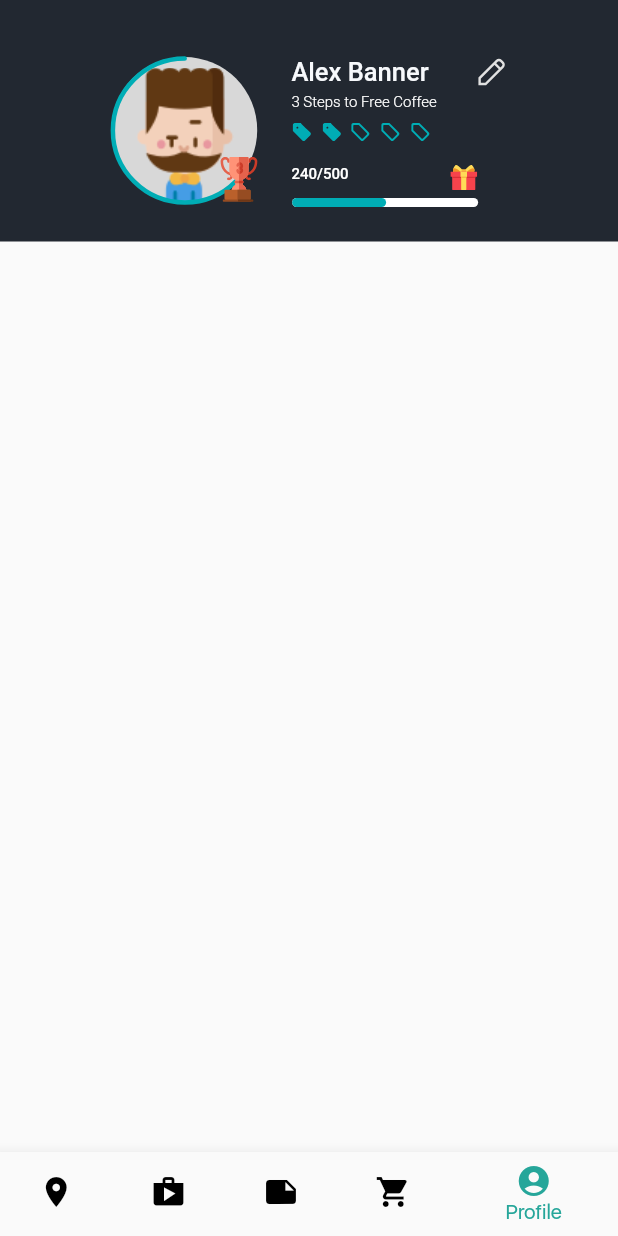
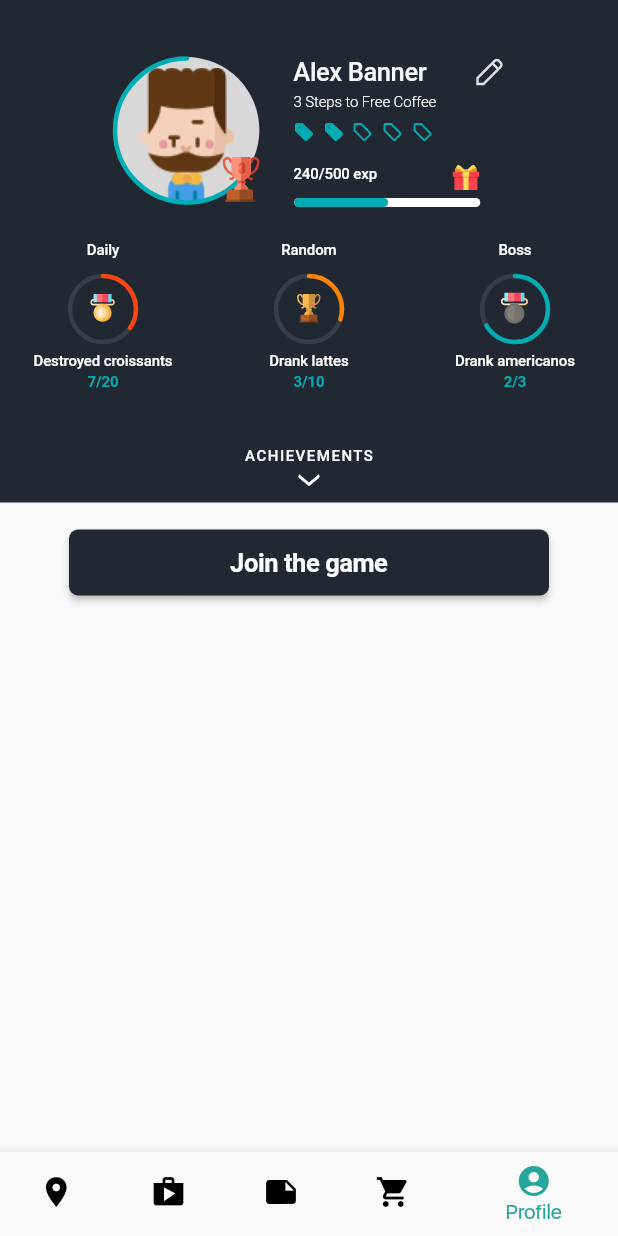
Before and after one commit to temyco/coffee-shop, a Flutter app: the screen it shows after launch, item 5 of the bottom bar chosen, on a phone screen of 412 x 824 dp. Run offline on Flutter 3.47's test engine with Material 2 defaults, Android fonts, the phone set to English and light mode, and no system bars; our stand-ins replace flutter_svg; Roboto replaces fonts that are missing (SFProText); project files that could hold a hidden picture were left out.

Commit message:
Profile screen: - added Achievements widget - added Join the game button

```diff
--- a/lib/presentation/profile_route.dart
+++ b/lib/presentation/profile_route.dart
@@ -8,6 +8,7 @@ import 'package:flutterapp/widgets/progress/arc_progress.dart';
 import 'package:flutterapp/widgets/text/protext_widget.dart';
 import 'package:flutterapp/resources/app_text_sizes.dart';
 import 'package:flutterapp/widgets/progress/linear_progress.dart';
+import 'package:flutterapp/widgets/achievement_widget.dart';
 
 class ProfileRoute extends StatefulWidget {
   @override
@@ -31,9 +32,14 @@ class _ProfileRouteState extends State<ProfileRoute> {
               SizedBox(height: 38),
               _UserProfileInfoWidget(),
               SizedBox(height: 20),
+              AchievementsWidget(),
+              SizedBox(height: 37),
+              ExpandAchievementsLabelWidget(),
+              SizedBox(height: 5)
             ],
           ),
         ),
+        JoinTheGameWidget(),
       ],
     );
   }
@@ -73,7 +79,7 @@ class _UserAvatarWidget extends StatelessWidget {
               startAngle: 45,
               endAngle: 225,
               strokeWidth: 3,
-              color: AppColors.colorBondiWaters),
+              arcColor: AppColors.colorBondiWaters),
           Align(
               child: SvgPicture.asset(AppImages.bronzeCup),
               alignment: Alignment.bottomRight),
@@ -91,7 +97,8 @@ class _UserNameAndStatisticWidget extends StatelessWidget {
 
   final double defaultMargin = 4;
   final double progressTextWidth = 124;
-  final double progressBarWidth = 118; //width is different just to align text and gift image with linear progress
+  final double progressBarWidth =
+      118; //width is different just to align text and gift image with linear progress
 
   _UserNameAndStatisticWidget(this.userName, this.stepsToFreeCoffee,
       this.currentExpProgress, this.totalExpProgress);
@@ -104,8 +111,12 @@ class _UserNameAndStatisticWidget extends StatelessWidget {
         Row(
           children: [
             SizedBox(width: defaultMargin),
-            ProTextWidget(userName, AppColors.colorLavender, AppTextSizes.s17,
-                FontWeight.w500),
+            ProTextWidget(
+                text: userName,
+                color: AppColors.colorLavender,
+                fontSize: AppTextSizes.s17,
+                fontWeight: FontWeight.w500,
+                letterSpacing: -0.26),
             SizedBox(width: 32),
             SvgPicture.asset(AppImages.edit)
           ],
@@ -114,12 +125,13 @@ class _UserNameAndStatisticWidget extends StatelessWidget {
           margin: EdgeInsets.only(
               left: defaultMargin, top: defaultMargin, bottom: defaultMargin),
           child: ProTextWidget(
-              stepsToFreeCoffee.toString() +
+              text: stepsToFreeCoffee.toString() +
                   " " +
                   AppMessages.stepsToFreeCoffee,
-              AppColors.colorWhite,
-              AppTextSizes.s10,
-              FontWeight.w300),
+              color: AppColors.colorWhite,
+              fontSize: AppTextSizes.s10,
+              fontWeight: FontWeight.w300,
+              letterSpacing: -0.08),
         ),
         _StepsToFreeCoffeeWidget(itemCount: 5, completedCount: 2),
         SizedBox(height: 12),
@@ -131,27 +143,29 @@ class _UserNameAndStatisticWidget extends StatelessWidget {
             mainAxisAlignment: MainAxisAlignment.spaceBetween,
             children: [
               ProTextWidget(
-                  currentExpProgress.toString() +
+                  text: currentExpProgress.toString() +
                       '/' +
-                      totalExpProgress.toString(),
-                  AppColors.colorWhite,
-                  AppTextSizes.s10,
-                  FontWeight.w500),
+                      totalExpProgress.toString() +
+                      ' ' +
+                      AppMessages.exp,
+                  color: AppColors.colorWhite,
+                  fontSize: AppTextSizes.s10,
+                  fontWeight: FontWeight.w500,
+                  letterSpacing: -0.08),
               SvgPicture.asset(AppImages.gift)
             ],
           ),
         ),
         Container(
-          margin: EdgeInsets.only(left: 7.5, top: 8), //magic number just to align text with linear progress
+            margin: EdgeInsets.only(left: 7.5, top: 8),
+            //magic number just to align text with linear progress
             width: progressBarWidth,
             child: LinearProgress(
                 width: progressBarWidth - defaultMargin,
                 height: 6,
                 currentProgress: currentExpProgress / totalExpProgress,
                 background: AppColors.colorWhite,
-              progress: AppColors.colorBondiWaters
-          )
-        )
+                progress: AppColors.colorBondiWaters))
       ],
     );
   }
@@ -178,3 +192,92 @@ class _StepsToFreeCoffeeWidget extends StatelessWidget {
     }
   }
 }
+
+class AchievementsWidget extends StatelessWidget {
+  @override
+  Widget build(BuildContext context) {
+    return Row(
+      children: [
+        Expanded(
+          child: AchievementWidget(
+              title: AppMessages.daily,
+              name: AppMessages.destroyedCroissants,
+              maxProgress: 20,
+              currentProgress: 7,
+              progressColor: AppColors.colorOrange,
+              icon: AppImages.goldMedal),
+          flex: 1,
+        ),
+        Expanded(
+          child: AchievementWidget(
+              title: AppMessages.random,
+              name: AppMessages.drankLattes,
+              maxProgress: 10,
+              currentProgress: 3,
+              progressColor: AppColors.colorTangerine,
+              icon: AppImages.goldCup),
+          flex: 1,
+        ),
+        Expanded(
+          child: AchievementWidget(
+              title: AppMessages.boss,
+              name: AppMessages.drankAmericanos,
+              maxProgress: 3,
+              currentProgress: 2,
+              progressColor: AppColors.colorBondiWaters,
+              icon: AppImages.silverMedal),
+          flex: 1,
+        ),
+      ],
+    );
+  }
+}
+
+class ExpandAchievementsLabelWidget extends StatelessWidget {
+  @override
+  Widget build(BuildContext context) {
+    return GestureDetector(
+      onTap: () => {
+        //TODO will be implemented later
+      },
+      child: Column(
+        children: [
+          ProTextWidget(
+              text: AppMessages.achievements.toUpperCase(),
+              color: AppColors.colorWhite,
+              fontSize: AppTextSizes.s10,
+              fontWeight: FontWeight.w500,
+              letterSpacing: 1.0),
+          SvgPicture.asset(AppImages.arrowDown)
+        ],
+      ),
+    );
+  }
+}
+
+class JoinTheGameWidget extends StatelessWidget {
+  @override
+  Widget build(BuildContext context) {
+    return Container(
+      padding: EdgeInsets.only(left: 46, top: 16, right: 46, bottom: 20),
+      child: MaterialButton(
+          onPressed: () => {
+            //TODO will be implemented later
+          },
+          textColor: AppColors.colorWhite,
+          color: AppColors.colorBlackGray,
+          height: 44,
+          shape: RoundedRectangleBorder(
+              borderRadius: BorderRadius.circular(6)
+          ),
+          child: ProTextWidget(
+            text: AppMessages.joinTheGame,
+            color: AppColors.colorWhite,
+            fontSize: AppTextSizes.s17,
+            fontWeight: FontWeight.w700,
+            letterSpacing: -0.3,
+          )),
+    );
+  }
+
+}
--- a/lib/resources/app_images.dart
+++ b/lib/resources/app_images.dart
@@ -8,4 +8,8 @@ class AppImages {
   static const String ticket = _imagesPath + "ticket.svg";
   static const String ticketFilled = _imagesPath + "ticket_filled.svg";
   static const String gift = _imagesPath + "gift.svg";
+  static const String goldMedal = _imagesPath + "gold_medal.svg";
+  static const String silverMedal = _imagesPath + "silver_medal.svg";
+  static const String goldCup = _imagesPath + "gold_cup.svg";
+  static const String arrowDown = _imagesPath + "arrow_down.svg";
 }
--- a/lib/resources/app_messages.dart
+++ b/lib/resources/app_messages.dart
@@ -10,4 +10,13 @@ class AppMessages {
   static const String profileTitle = "Profile";
   static const String shopTitle = "Shop";
   static const String stepsToFreeCoffee = "Steps to Free Coffee";
+  static const String daily = "Daily";
+  static const String random = "Random";
+  static const String boss = "Boss";
+  static const String achievements = "Achievements";
+  static const String exp = "exp";
+  static const String destroyedCroissants = "Destroyed croissants";
+  static const String drankLattes = "Drank lattes";
+  static const String drankAmericanos = "Drank americanos";
+  static const String joinTheGame = "Join the game";
 }
--- /dev/null
+++ b/lib/widgets/achievement_widget.dart
@@ -0,0 +1,75 @@
+import 'package:flutter/material.dart';
+import 'package:flutter_svg/flutter_svg.dart';
+import 'package:flutterapp/resources/app_colors.dart';
+import 'package:flutterapp/resources/app_text_sizes.dart';
+import 'package:flutterapp/widgets/progress/arc_progress.dart';
+import 'package:flutterapp/widgets/text/protext_widget.dart';
+
+class AchievementWidget extends StatelessWidget {
+  final String title;
+  final String name;
+  final int maxProgress;
+  final int currentProgress;
+  final Color progressColor;
+  final Color progressBgColor;
+  final String icon;
+
+  AchievementWidget(
+      {this.title,
+      this.name,
+      this.maxProgress,
+      this.currentProgress,
+      this.progressColor,
+      this.icon,
+      this.progressBgColor = AppColors.colorShaleGray});
+
+  @override
+  Widget build(BuildContext context) {
+    int startAngle = -90;
+    int endAngle = ((currentProgress.toDouble() / maxProgress) * 360).toInt();
+
+    return Column(
+      children: [
+        ProTextWidget(
+          text: title,
+          color: AppColors.colorWhite,
+          fontSize: AppTextSizes.s10,
+          fontWeight: FontWeight.w500,
+          letterSpacing: -0.08,
+        ),
+        SizedBox(height: 10),
+        Stack(
+          alignment: AlignmentDirectional.center,
+          children: [
+            SvgPicture.asset(icon),
+            ArcProgress(
+              circleSize: 46,
+              startAngle: startAngle,
+              endAngle: endAngle,
+              strokeWidth: 3,
+              arcColor: progressColor,
+              drawBackground: true,
+              bgColor: progressBgColor,
+            )
+          ],
+        ),
+        SizedBox(height: 6),
+        ProTextWidget(
+          text: name,
+          color: AppColors.colorWhite,
+          fontSize: AppTextSizes.s10,
+          fontWeight: FontWeight.w500,
+          letterSpacing: -0.08,
+        ),
+        SizedBox(height: 2),
+        ProTextWidget(
+          text: currentProgress.toString() + "/" + maxProgress.toString(),
+          color: AppColors.colorBondiWaters,
+          fontSize: AppTextSizes.s10,
+          fontWeight: FontWeight.w700,
+          letterSpacing: -0.08,
+        ),
+      ],
+    );
+  }
+}
--- a/lib/widgets/progress/arc_progress.dart
+++ b/lib/widgets/progress/arc_progress.dart
@@ -1,36 +1,51 @@
 import 'package:flutter/material.dart';
 
 class ArcProgress extends CustomPaint {
-  ArcProgress(
-      {double circleSize,
+  ArcProgress({double circleSize,
     int startAngle = 0,
     int endAngle = 0,
     int strokeWidth = 4,
-      Color color})
+    Color arcColor,
+    bool drawBackground = false,
+    Color bgColor})
       : super(
       size: Size(circleSize, circleSize),
       painter: ArcProgressPainter(
-                circleSize.round(), startAngle, endAngle, strokeWidth, color));
+          circleSize.round(),
+          startAngle,
+          endAngle,
+          strokeWidth,
+          arcColor,
+          drawBackground,
+          bgColor
+      )
+  );
 }
 
 class ArcProgressPainter extends CustomPainter {
   final int arcSize;
   final int startAngle;
   final int endAngle;
+  final bool drawBackground;
 
   Paint _arcPaint;
+  Paint _bgPaint;
   double _radian;
 
-  ArcProgressPainter(this.arcSize, this.startAngle, this.endAngle,
-      int strokeWidth, Color color) {
-    _arcPaint = Paint()
-      ..color = color
-      ..strokeWidth = strokeWidth.roundToDouble()
-      ..style = PaintingStyle.stroke
-      ..strokeCap = StrokeCap.round
-      ..isAntiAlias = true;
+  ArcProgressPainter(this.arcSize,
+      this.startAngle,
+      this.endAngle,
+      int strokeWidth,
+      Color arcColor,
+      this.drawBackground,
+      Color bgColor) {
+    _arcPaint = _initPaint(arcColor, strokeWidth.roundToDouble());
 
     _radian = 3.14 / 180;
+
+    if (drawBackground) {
+      _bgPaint = _initPaint(bgColor, strokeWidth.roundToDouble());
+    }
   }
 
   @override
@@ -38,9 +53,13 @@ class ArcProgressPainter extends CustomPainter {
     Offset offset = Offset(arcSize / 2, arcSize / 2);
     Rect rect = Rect.fromCircle(
         center: offset,
-        radius: arcSize / 2 -
-            1 //just to have line in the middle of (for example) avatar bg
+        radius: arcSize / 2 - 1 //just to have line in the middle of (for example) avatar bg
     );
+
+    if(drawBackground) {
+      double endRadians = 360 * _radian;
+      canvas.drawArc(rect, 0, endRadians, false, _bgPaint);
+    }
 
     double startRadians = startAngle * _radian;
     double endRadians = endAngle * _radian;
@@ -51,4 +70,13 @@ class ArcProgressPainter extends CustomPainter {
   bool shouldRepaint(CustomPainter oldDelegate) {
     return false;
   }
+
+  Paint _initPaint(Color color, double strokeWidth) {
+    return Paint()
+      ..color = color
+      ..strokeWidth = strokeWidth
+      ..style = PaintingStyle.stroke
+      ..strokeCap = StrokeCap.round
+      ..isAntiAlias = true;
   }
+}
--- a/lib/widgets/text/protext_widget.dart
+++ b/lib/widgets/text/protext_widget.dart
@@ -2,12 +2,19 @@ import 'package:flutter/material.dart';
 import 'package:flutterapp/resources/app_text_styles.dart';
 
 class ProTextWidget extends Text {
-  ProTextWidget(
-      String data, Color color, double fontSize, FontWeight fontWeight)
-      : super(data,
-            style: TextStyle(
-                fontFamily: AppTextStyles.SFProText,
-                color: color,
-                fontSize: fontSize,
-                fontWeight: fontWeight));
+  ProTextWidget({
+    String text,
+    Color color,
+    double fontSize,
+    FontWeight fontWeight,
+    double letterSpacing = 0.0
+  })
+      : super(text,
+      style: TextStyle(
+          fontFamily: AppTextStyles.SFProText,
+          color: color,
+          fontSize: fontSize,
+          fontWeight: fontWeight,
+          letterSpacing: letterSpacing
+      ));
 }
--- a/lib/widgets/text/uidisplay_widget.dart
+++ b/lib/widgets/text/uidisplay_widget.dart
@@ -2,11 +2,17 @@ import 'package:flutter/material.dart';
 import 'package:flutterapp/resources/app_text_styles.dart';
 
 class UIDisplayWidget extends Text {
-  UIDisplayWidget(String data, Color color, double fontSize, FontWeight fontWeight)
-      : super(data,
+  UIDisplayWidget(
+      {String text,
+      Color color,
+      double fontSize,
+      FontWeight fontWeight,
+      double letterSpacing = 0.0})
+      : super(text,
             style: TextStyle(
                 fontFamily: AppTextStyles.SFUIDisplay,
                 color: color,
                 fontSize: fontSize,
-                fontWeight: fontWeight));
+                fontWeight: fontWeight,
+                letterSpacing: letterSpacing));
 }
--- a/lib/widgets/text/uitext_widget.dart
+++ b/lib/widgets/text/uitext_widget.dart
@@ -2,11 +2,17 @@ import 'package:flutter/material.dart';
 import 'package:flutterapp/resources/app_text_styles.dart';
 
 class UITextWidget extends Text {
-  UITextWidget(String data, Color color, double fontSize, FontWeight fontWeight)
-      : super(data,
+  UITextWidget(
+      {String text,
+      Color color,
+      double fontSize,
+      FontWeight fontWeight,
+      double letterSpacing = 0.0})
+      : super(text,
             style: TextStyle(
                 fontFamily: AppTextStyles.SFUIText,
                 color: color,
                 fontSize: fontSize,
-                fontWeight: fontWeight));
+                fontWeight: fontWeight,
+                letterSpacing: letterSpacing));
 }
```
Also changed, not shown: assets/images/arrow_down.svg (added), assets/images/gold_cup.svg (added), assets/images/gold_medal.svg (added), assets/images/silver_medal.svg (added). Lines whose indentation alone changed are shown as unchanged.
